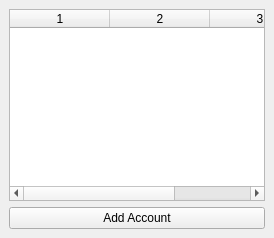
olejatorqq/otp-mfa, file otp_window.ui: the form before one commit.
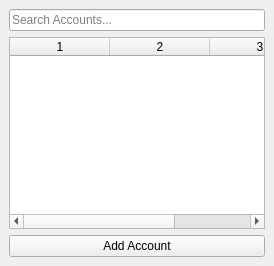
The form after the commit.

Commit message: Added search filter

Diff of the .ui file:
```diff
--- a/otp_window.ui
+++ b/otp_window.ui
@@ -7,6 +7,13 @@
   </property>
   <widget class="QWidget" name="centralwidget">
    <layout class="QVBoxLayout" name="verticalLayout">
+    <item>
+     <widget class="QLineEdit" name="searchLineEdit">
+      <property name="placeholderText">
+       <string>Search Accounts...</string>
+      </property>
+     </widget>
+    </item>
     <item>
      <widget class="QTableWidget" name="accountsTableWidget">
       <property name="columnCount">
```
Left out of the diff: 4 changed lines with no effect on the pictures. The commit also changes 56 other files.
